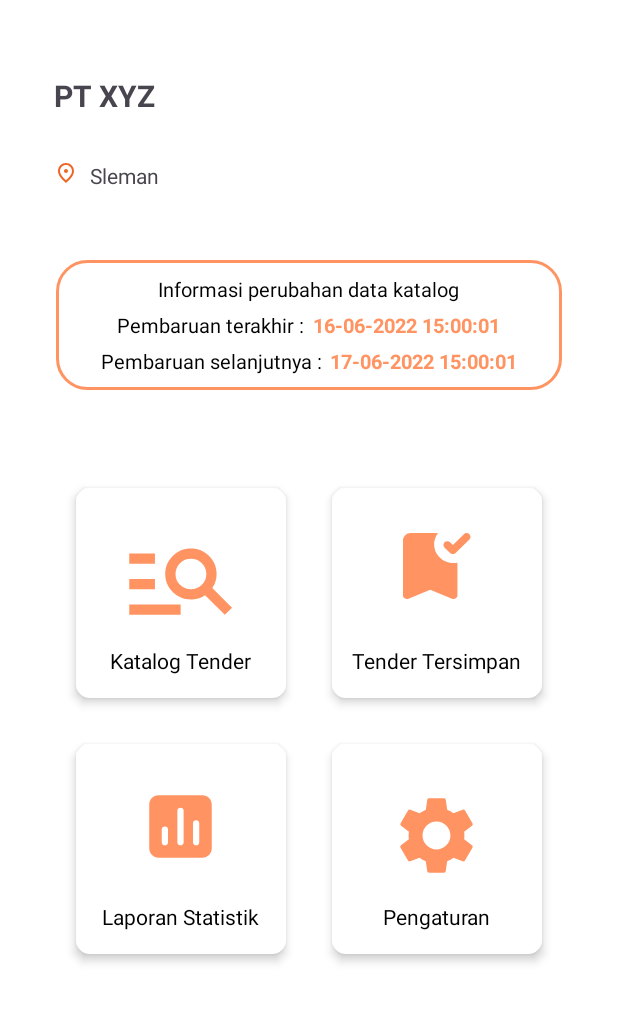
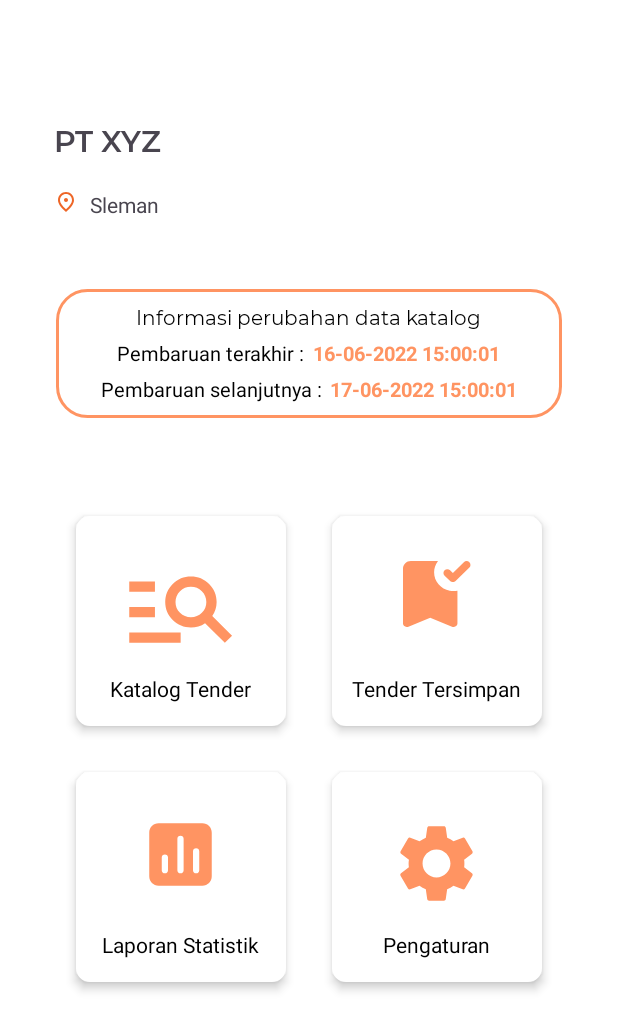
Before and after one commit to hamdanmaulanamuhammad/RelativeLayoutHomepage-PPPB-P3, an Android app: the screen it shows after launch (MainActivity), on a phone screen of 412 x 824 dp. Shown: the top 1030 px of the screen. Run offline under Robolectric (Android 15) with nearby library versions, the phone set to English and light mode, and no system bars.

Commit message:
ubah font

```diff
--- a/app/src/main/res/layout/activity_main.xml
+++ b/app/src/main/res/layout/activity_main.xml
@@ -13,7 +13,8 @@
         android:layout_width="match_parent"
         android:layout_height="wrap_content"
         android:text="PT XYZ"
-        android:layout_marginTop="50dp"
+        android:fontFamily="@font/montserrat_semibold"
+        android:layout_marginTop="80dp"
         android:layout_marginLeft="36dp"
         android:layout_marginRight="36dp"
         android:textSize="20sp"
@@ -27,7 +28,7 @@
         android:src="@drawable/ic_outline_place"
         android:layout_below="@id/pt_xyz"
         android:layout_marginLeft="36dp"
-        android:layout_marginTop="30dp"
+        android:layout_marginTop="20dp"
         />
 
     <TextView
@@ -56,6 +57,7 @@
             android:layout_height="wrap_content"
             android:text="@string/informasi"
             android:textSize="13sp"
+            android:fontFamily="@font/montserrat_regular"
             android:layout_centerHorizontal="true"
             android:layout_marginTop="10dp"
             android:textColor="@android:color/black" />
```
Also changed, not shown: app/src/main/res/font/montserrat_regular.ttf (added), app/src/main/res/font/montserrat_semibold.ttf (added).
